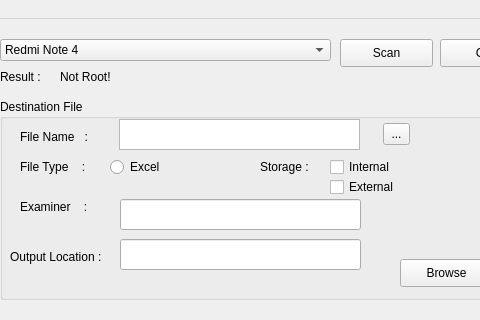
Old version of the form main.ui in the repository Rasyid-Renaldi/Forensics_App; both pictures show x 220 to 700 and y 0 to 320 of the 931 by 615 pixel window.
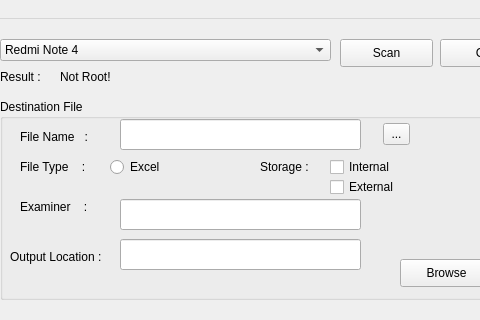
New version of the form. Icons and pictures are not drawn.

Patch:
```diff
--- a/main.ui
+++ b/main.ui
@@ -141,16 +141,6 @@
       <enum>QToolButton::InstantPopup</enum>
      </property>
     </widget>
-    <widget class="QTextBrowser" name="search">
-     <property name="geometry">
-      <rect>
-       <x>119</x>
-       <y>20</y>
-       <width>241</width>
-       <height>31</height>
-      </rect>
-     </property>
-    </widget>
     <widget class="QRadioButton" name="raw">
      <property name="geometry">
       <rect>
@@ -249,6 +239,16 @@
       </rect>
      </property>
     </widget>
+    <widget class="QLineEdit" name="search">
+     <property name="geometry">
+      <rect>
+       <x>120</x>
+       <y>20</y>
+       <width>241</width>
+       <height>31</height>
+      </rect>
+     </property>
+    </widget>
    </widget>
    <widget class="QProgressBar" name="acquisitionBar">
     <property name="geometry">
```
